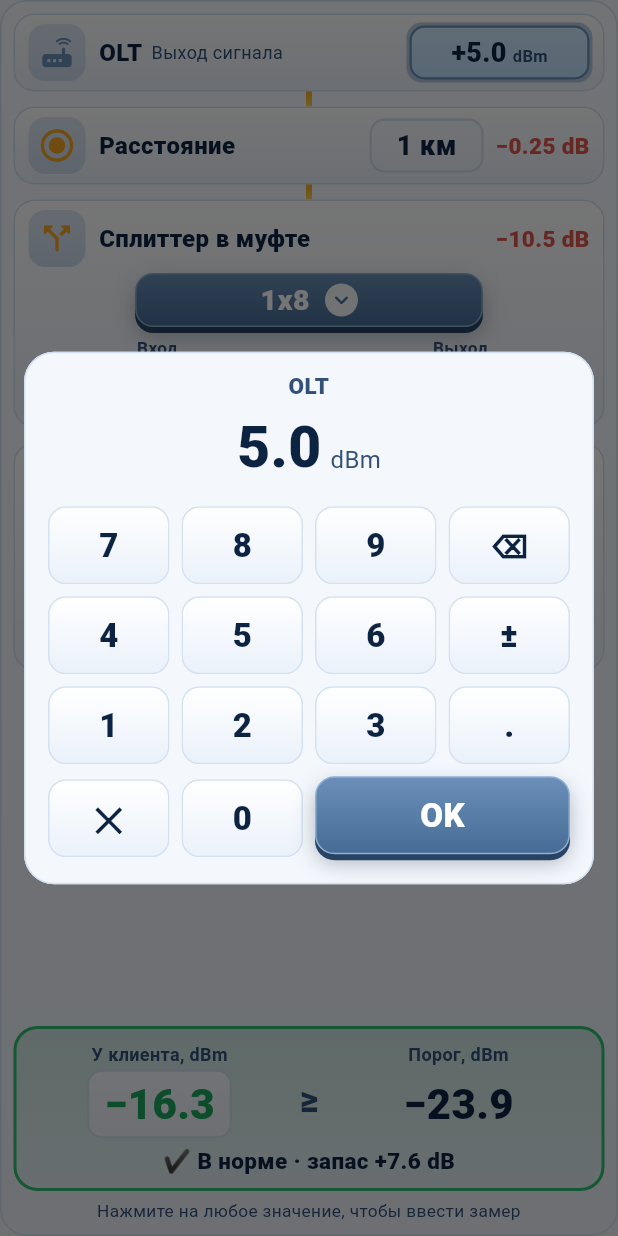
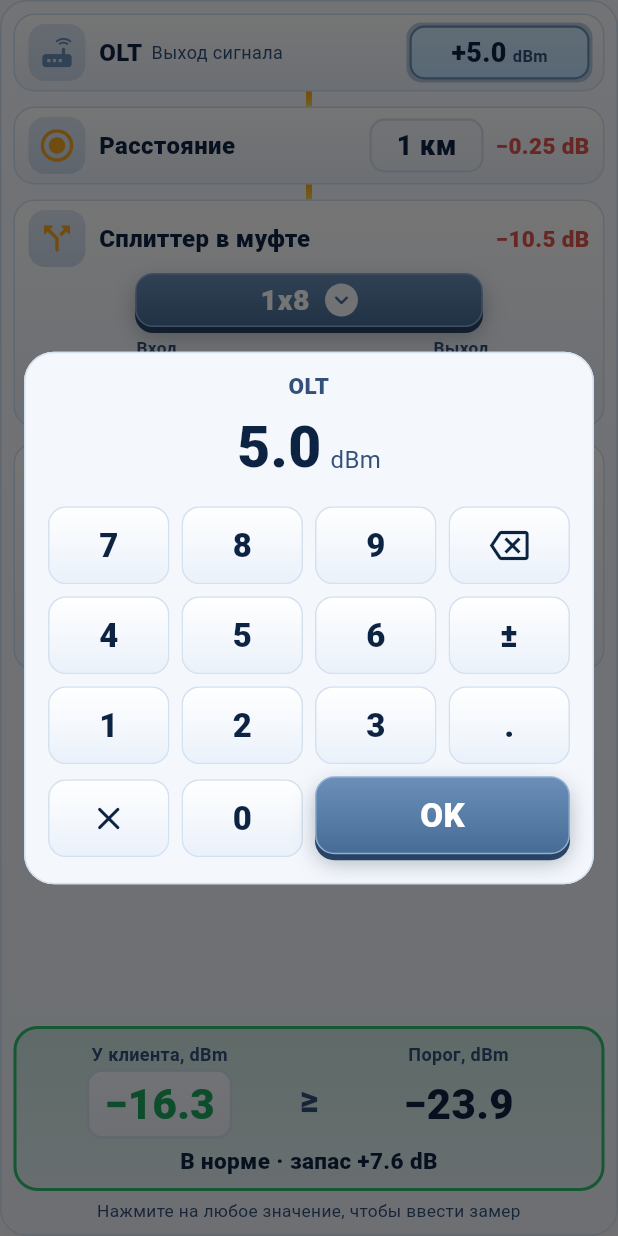
Before and after one commit to ed2net/fiber-finder, a Flutter app: the LossPage widget shown alone on an empty page, opened directly with empty values, after a tap on an icon or button, on a phone screen of 412 x 824 dp. Run offline on Flutter 3.47's test engine with Material 3 defaults, Android fonts, the phone set to English and light mode, and no system bars; our stand-ins replace shared_preferences; accounts and stored records are empty.

Commit message:
Иконки вместо символов
Co-Authored-By: Claude Opus 5.5 <noreply@anthropic.com>
Claude-Session: https://claude.ai/code/session_017Vu2Rzict3J4CGWXnQz7JB

```diff
--- a/app/lib/data.dart
+++ b/app/lib/data.dart
@@ -89,8 +89,8 @@ const i18n = <String, Map<String, String>>{
     'thr': 'Порог, dBm',
     'lmar': 'запас',
     'need': 'не хватает',
-    'ok': '✔ В норме',
-    'bad': '✖ Ниже порога',
+    'ok': 'В норме',
+    'bad': 'Ниже порога',
     'pCin': 'Вход сплиттера в муфте',
     'pCout': 'Выход сплиттера в муфте',
     'pBin': 'Вход сплиттера в здании',
@@ -122,8 +122,8 @@ const i18n = <String, Map<String, String>>{
     'thr': 'סף, dBm',
     'lmar': 'מרווח',
     'need': 'חסר',
-    'ok': '✔ תקין',
-    'bad': '✖ מתחת לסף',
+    'ok': 'תקין',
+    'bad': 'מתחת לסף',
     'pCin': 'כניסה למפצל קלוז\'ר',
     'pCout': 'יציאה ממפצל קלוז\'ר',
     'pBin': 'כניסה למפצל בניין',
--- a/app/lib/loss_page.dart
+++ b/app/lib/loss_page.dart
@@ -79,7 +79,7 @@ class LossPage extends StatelessWidget {
             _val(context, inKey, title: inTitle),
           ]),
         ),
-        Padding(padding: const EdgeInsets.fromLTRB(6, 14, 6, 0), child: Text(s.rtl ? '←' : '→', style: TextStyle(fontSize: 18, color: pal.muted))),
+        Padding(padding: const EdgeInsets.fromLTRB(6, 14, 6, 0), child: Icon(Icons.arrow_forward_rounded, size: 20, color: pal.muted)),
         Expanded(
           child: Column(children: [
             Text(s.tr('out'), style: TextStyle(fontSize: 11.5, fontWeight: FontWeight.w700, color: pal.muted)),
--- a/app/lib/widgets.dart
+++ b/app/lib/widgets.dart
@@ -458,7 +458,7 @@ class _KeypadState extends State<_Keypad> {
     return KeyEventResult.handled;
   }
 
-  Widget key(String label, String k, {bool acc = false, int flex = 1}) => Expanded(
+  Widget key(String label, String k, {bool acc = false, int flex = 1, IconData? icon}) => Expanded(
         flex: flex,
         child: Padding(
           padding: const EdgeInsets.all(4),
@@ -472,7 +472,7 @@ class _KeypadState extends State<_Keypad> {
                     child: Ink(
                       height: 52,
                       decoration: BoxDecoration(gradient: widget.pal.btn, borderRadius: BorderRadius.circular(12), border: Border.all(color: widget.pal.btnBorder)),
-                      child: Center(child: Text(label, style: TextStyle(fontSize: 22, fontWeight: FontWeight.w800, color: widget.pal.text))),
+                      child: Center(child: icon != null ? Icon(icon, size: 26, color: widget.pal.text) : Text(label, style: TextStyle(fontSize: 22, fontWeight: FontWeight.w800, color: widget.pal.text))),
                     ),
                   ),
                 ),
@@ -509,10 +509,10 @@ class _KeypadState extends State<_Keypad> {
               Directionality(
                 textDirection: TextDirection.ltr,
                 child: Column(children: [
-                  Row(children: [key('7', '7'), key('8', '8'), key('9', '9'), key('⌫', 'bs')]),
+                  Row(children: [key('7', '7'), key('8', '8'), key('9', '9'), key('', 'bs', icon: Icons.backspace_outlined)]),
                   Row(children: [key('4', '4'), key('5', '5'), key('6', '6'), key('±', 'pm')]),
                   Row(children: [key('1', '1'), key('2', '2'), key('3', '3'), key('.', '.')]),
-                  Row(children: [key('✕', 'x'), key('0', '0'), key('OK', 'ok', acc: true, flex: 2)]),
+                  Row(children: [key('', 'x', icon: Icons.close_rounded), key('0', '0'), key('OK', 'ok', acc: true, flex: 2)]),
                 ]),
               ),
             ]),
```
